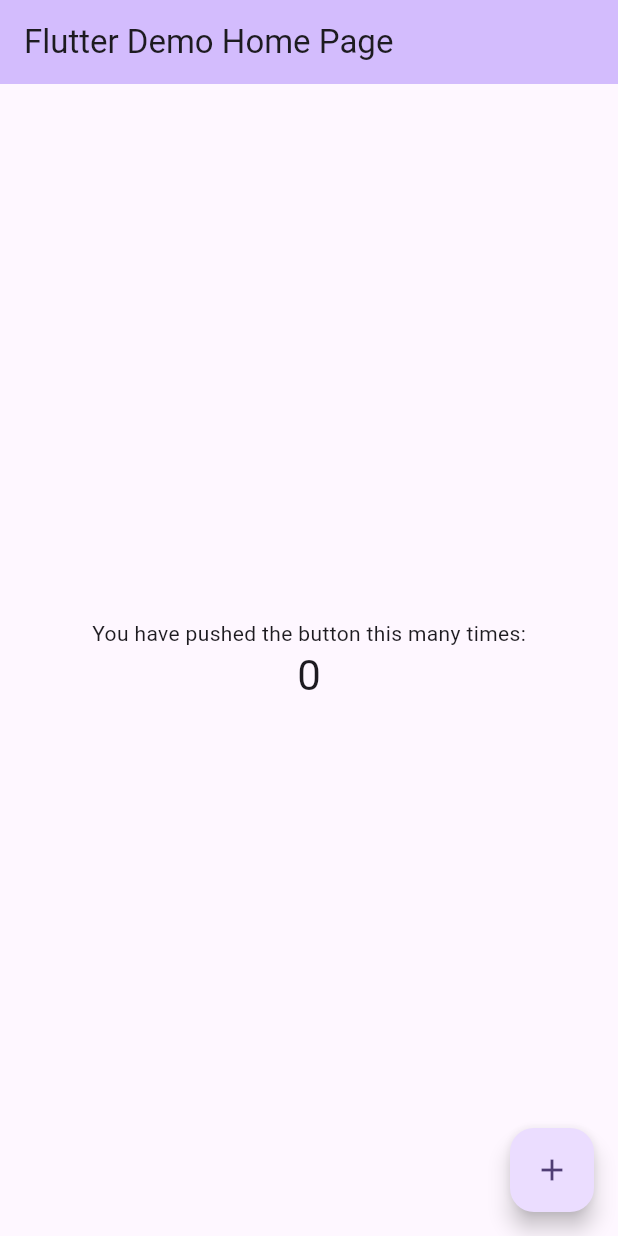
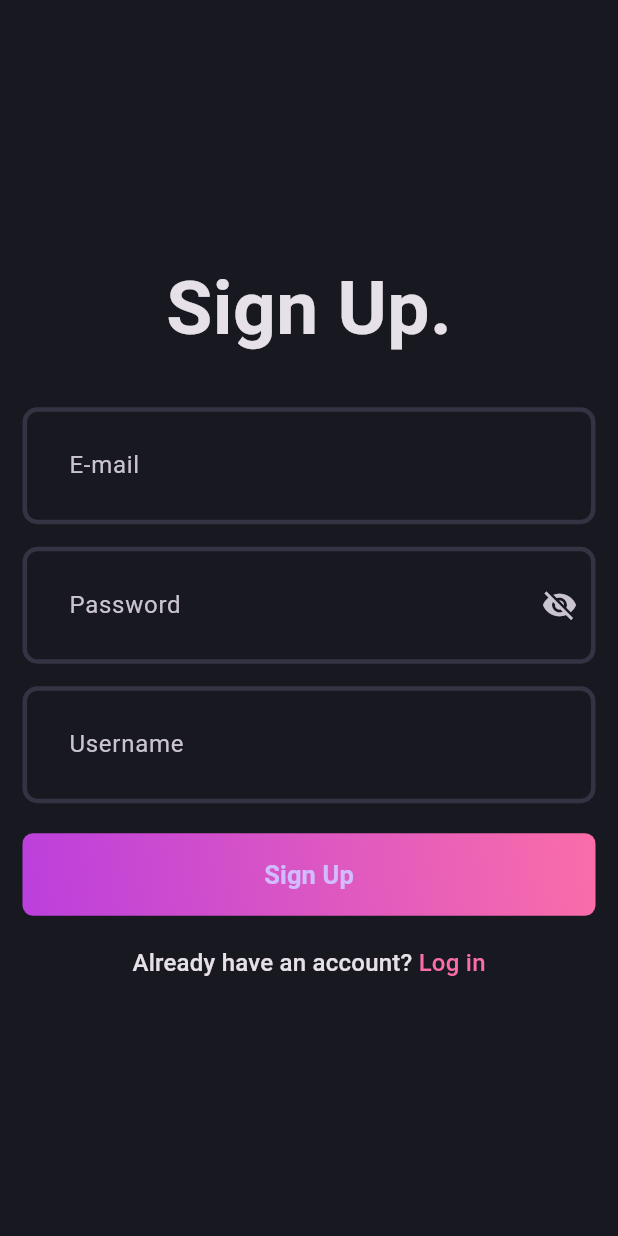
Before and after one commit to shreykiee/smart_paper, a Flutter app: the screen it shows after launch, on a phone screen of 412 x 824 dp. Run offline on Flutter 3.47's test engine with Material 3 defaults, Android fonts, the phone set to English and light mode, and no system bars.

Commit message:
login-register UI

```diff
--- /dev/null
+++ b/lib/core/theme/app_pallet.dart
@@ -0,0 +1,13 @@
+import 'package:flutter/material.dart';
+
+class AppPallete {
+  static const Color backgroundColor = Color.fromRGBO(24, 24, 32, 1);
+  static const Color gradient1 = Color.fromRGBO(187, 63, 221, 1);
+  static const Color gradient2 = Color.fromRGBO(251, 109, 169, 1);
+  static const Color gradient3 = Color.fromRGBO(255, 159, 124, 1);
+  static const Color borderColor = Color.fromRGBO(52, 51, 67, 1);
+  static const Color whiteColor = Colors.white;
+  static const Color greyColor = Colors.grey;
+  static const Color errorColor = Colors.redAccent;
+  static const Color transparentColor = Colors.transparent;
+}
--- /dev/null
+++ b/lib/core/theme/theme.dart
@@ -0,0 +1,23 @@
+import 'package:flutter/material.dart';
+import 'package:smart_paper/core/theme/app_pallet.dart';
+
+class AppTheme {
+  static _border([Color color = AppPallete.borderColor]) => OutlineInputBorder(
+        borderSide: BorderSide(
+          width: 3,
+          color: color,
+        ),
+        borderRadius: BorderRadius.circular(10),
+      );
+  static final darkThemeMode = ThemeData.dark().copyWith(
+    scaffoldBackgroundColor: AppPallete.backgroundColor,
+    appBarTheme:
+        AppBarTheme().copyWith(backgroundColor: AppPallete.backgroundColor),
+    inputDecorationTheme: InputDecorationTheme(
+        contentPadding: const EdgeInsets.all(27),
+        enabledBorder: _border(),
+        focusedBorder: _border(AppPallete.gradient2)),
+  );
+
+  static final lightThemeMode = ThemeData();
+}
--- /dev/null
+++ b/lib/features/login-register/presentation/pages/SIgnUp.dart
@@ -0,0 +1,90 @@
+import 'package:flutter/material.dart';
+import 'package:smart_paper/core/theme/app_pallet.dart';
+import 'package:smart_paper/features/login-register/presentation/pages/Login.dart';
+import 'package:smart_paper/features/login-register/presentation/widgits/auth_field.dart';
+import 'package:smart_paper/features/login-register/presentation/widgits/auth_gradient_button.dart';
+import 'package:smart_paper/features/login-register/presentation/widgits/pass_field.dart';
+
+class SignupPage extends StatefulWidget {
+  static route() => MaterialPageRoute(builder: (context) => const SignupPage());
+  const SignupPage({super.key});
+
+  @override
+  State<SignupPage> createState() => _SignupPageState();
+}
+
+class _SignupPageState extends State<SignupPage> {
+  final emailController = TextEditingController();
+  final passwordController = TextEditingController();
+  final nameController = TextEditingController();
+
+  final formKey = GlobalKey<FormState>();
+
+  @override
+  void dispose() {
+    // TODO: implement dispose
+    emailController.dispose();
+    passwordController.dispose();
+    nameController.dispose();
+    super.dispose();
+  }
+
+  @override
+  Widget build(BuildContext context) {
+    return Scaffold(
+      body: Padding(
+        padding: const EdgeInsets.all(15),
+        child: Form(
+          key: formKey,
+          child: Column(
+            mainAxisAlignment: MainAxisAlignment.center,
+            children: [
+              const Text(
+                'Sign Up.',
+                style: TextStyle(fontSize: 50, fontWeight: FontWeight.bold),
+              ),
+              const SizedBox(height: 30),
+              AuthField(
+                hintText: 'E-mail',
+                controller: emailController,
+              ),
+              const SizedBox(height: 15),
+              PasswordField(
+                  hintText: "Password", controller: passwordController),
+              const SizedBox(height: 15),
+              AuthField(
+                hintText: 'Username',
+                controller: nameController,
+              ),
+              const SizedBox(height: 20),
+              const AuthGradientButton(
+                ButtonText: "Sign Up",
+              ),
+              const SizedBox(height: 20),
+              GestureDetector(
+                onTap: () {
+                  Navigator.push(context, LoginPage.route());
+                },
+                child: RichText(
+                  text: TextSpan(
+                    text: "Already have an account? ",
+                    style: Theme.of(context).textTheme.titleMedium,
+                    children: [
+                      TextSpan(
+                        text: "Log in",
+                        style: Theme.of(context)
+                            .textTheme
+                            .titleMedium
+                            ?.copyWith(color: AppPallete.gradient2),
+                      )
+                    ],
+                  ),
+                ),
+              ),
+            ],
+          ),
+        ),
+      ),
+    );
+  }
+}
--- /dev/null
+++ b/lib/features/login-register/presentation/widgits/auth_field.dart
@@ -0,0 +1,26 @@
+import 'package:flutter/material.dart';
+
+class AuthField extends StatelessWidget {
+  const AuthField(
+      {required this.hintText,
+      super.key,
+      required this.controller,
+      this.isconfidential = false});
+  final String hintText;
+  final TextEditingController controller;
+  final bool isconfidential;
+
+  @override
+  Widget build(BuildContext context) {
+    return TextFormField(
+      obscureText: isconfidential,
+      decoration: InputDecoration(hintText: hintText),
+      validator: (value) {
+        if (value!.isEmpty) {
+          return "$hintText is missing";
+        }
+        return "";
+      },
+    );
+  }
+}
--- /dev/null
+++ b/lib/features/login-register/presentation/widgits/auth_gradient_button.dart
@@ -0,0 +1,31 @@
+import 'package:flutter/material.dart';
+import 'package:smart_paper/core/theme/app_pallet.dart';
+
+class AuthGradientButton extends StatelessWidget {
+  const AuthGradientButton({super.key, required this.ButtonText});
+
+  final String ButtonText;
+
+  @override
+  Widget build(BuildContext context) {
+    return Container(
+      decoration: BoxDecoration(
+        gradient: const LinearGradient(colors: [
+          AppPallete.gradient1,
+          AppPallete.gradient2,
+        ], begin: Alignment.bottomLeft, end: Alignment.topRight),
+        borderRadius: BorderRadius.circular(7),
+      ),
+      child: ElevatedButton(
+        onPressed: () {},
+        style: ElevatedButton.styleFrom(
+          fixedSize: const Size(395, 55),
+          backgroundColor: Colors.transparent,
+          shadowColor: Colors.transparent,
+        ),
+        child: Text(ButtonText,
+            style: TextStyle(fontSize: 17, fontWeight: FontWeight.w600)),
+      ),
+    );
+  }
+}
--- /dev/null
+++ b/lib/features/login-register/presentation/widgits/pass_field.dart
@@ -0,0 +1,46 @@
+import 'package:flutter/material.dart';
+
+class PasswordField extends StatefulWidget {
+  const PasswordField({
+    required this.hintText,
+    super.key,
+    required this.controller,
+  });
+
+  final String hintText;
+  final TextEditingController controller;
+
+  @override
+  _PasswordFieldState createState() => _PasswordFieldState();
+}
+
+class _PasswordFieldState extends State<PasswordField> {
+  bool _isPasswordVisible = false;
+
+  @override
+  Widget build(BuildContext context) {
+    return TextFormField(
+      controller: widget.controller,
+      obscureText: !_isPasswordVisible,
+      decoration: InputDecoration(
+        hintText: widget.hintText,
+        suffixIcon: IconButton(
+          icon: Icon(
+            _isPasswordVisible ? Icons.visibility : Icons.visibility_off,
+          ),
+          onPressed: () {
+            setState(() {
+              _isPasswordVisible = !_isPasswordVisible;
+            });
+          },
+        ),
+      ),
+      validator: (value) {
+        if (value!.isEmpty) {
+          return "${widget.hintText} is missing";
+        }
+        return null;
+      },
+    );
+  }
+}
--- a/lib/main.dart
+++ b/lib/main.dart
@@ -1,4 +1,6 @@
 import 'package:flutter/material.dart';
+import 'package:smart_paper/core/theme/theme.dart';
+import 'package:smart_paper/features/login-register/presentation/pages/SIgnUp.dart';
 
 void main() {
   runApp(const MyApp());
@@ -12,114 +14,8 @@
   Widget build(BuildContext context) {
     return MaterialApp(
       title: 'Flutter Demo',
-      theme: ThemeData(
-        // This is the theme of your application.
-        //
-        // TRY THIS: Try running your application with "flutter run". You'll see
-        // the application has a purple toolbar. Then, without quitting the app,
-        // try changing the seedColor in the colorScheme below to Colors.green
-        // and then invoke "hot reload" (save your changes or press the "hot
-        // reload" button in a Flutter-supported IDE, or press "r" if you used
-        // the command line to start the app).
-        //
-        // Notice that the counter didn't reset back to zero; the application
-        // state is not lost during the reload. To reset the state, use hot
-        // restart instead.
-        //
-        // This works for code too, not just values: Most code changes can be
-        // tested with just a hot reload.
-        colorScheme: ColorScheme.fromSeed(seedColor: Colors.deepPurple),
-        useMaterial3: true,
-      ),
-      home: const MyHomePage(title: 'Flutter Demo Home Page'),
+      theme: AppTheme.darkThemeMode,
+      home: const SignupPage(),
     );
   }
 }
-
-class MyHomePage extends StatefulWidget {
-  const MyHomePage({super.key, required this.title});
-
-  // This widget is the home page of your application. It is stateful, meaning
-  // that it has a State object (defined below) that contains fields that affect
-  // how it looks.
-
-  // This class is the configuration for the state. It holds the values (in this
-  // case the title) provided by the parent (in this case the App widget) and
-  // used by the build method of the State. Fields in a Widget subclass are
-  // always marked "final".
-
-  final String title;
-
-  @override
-  State<MyHomePage> createState() => _MyHomePageState();
-}
-
-class _MyHomePageState extends State<MyHomePage> {
-  int _counter = 0;
-
-  void _incrementCounter() {
-    setState(() {
-      // This call to setState tells the Flutter framework that something has
-      // changed in this State, which causes it to rerun the build method below
-      // so that the display can reflect the updated values. If we changed
-      // _counter without calling setState(), then the build method would not be
-      // called again, and so nothing would appear to happen.
-      _counter++;
-    });
-  }
-
-  @override
-  Widget build(BuildContext context) {
-    // This method is rerun every time setState is called, for instance as done
-    // by the _incrementCounter method above.
-    //
-    // The Flutter framework has been optimized to make rerunning build methods
-    // fast, so that you can just rebuild anything that needs updating rather
-    // than having to individually change instances of widgets.
-    return Scaffold(
-      appBar: AppBar(
-        // TRY THIS: Try changing the color here to a specific color (to
-        // Colors.amber, perhaps?) and trigger a hot reload to see the AppBar
-        // change color while the other colors stay the same.
-        backgroundColor: Theme.of(context).colorScheme.inversePrimary,
-        // Here we take the value from the MyHomePage object that was created by
-        // the App.build method, and use it to set our appbar title.
-        title: Text(widget.title),
-      ),
-      body: Center(
-        // Center is a layout widget. It takes a single child and positions it
-        // in the middle of the parent.
-        child: Column(
-          // Column is also a layout widget. It takes a list of children and
-          // arranges them vertically. By default, it sizes itself to fit its
-          // children horizontally, and tries to be as tall as its parent.
-          //
-          // Column has various properties to control how it sizes itself and
-          // how it positions its children. Here we use mainAxisAlignment to
-          // center the children vertically; the main axis here is the vertical
-          // axis because Columns are vertical (the cross axis would be
-          // horizontal).
-          //
-          // TRY THIS: Invoke "debug painting" (choose the "Toggle Debug Paint"
-          // action in the IDE, or press "p" in the console), to see the
-          // wireframe for each widget.
-          mainAxisAlignment: MainAxisAlignment.center,
-          children: <Widget>[
-            const Text(
-              'You have pushed the button this many times:',
-            ),
-            Text(
-              '$_counter',
-              style: Theme.of(context).textTheme.headlineMedium,
-            ),
-          ],
-        ),
-      ),
-      floatingActionButton: FloatingActionButton(
-        onPressed: _incrementCounter,
-        tooltip: 'Increment',
-        child: const Icon(Icons.add),
-      ), // This trailing comma makes auto-formatting nicer for build methods.
-    );
-  }
-}
```
Also changed, not shown: lib/features/login-register/presentation/pages/Login.dart (added, +85 -0 lines).
